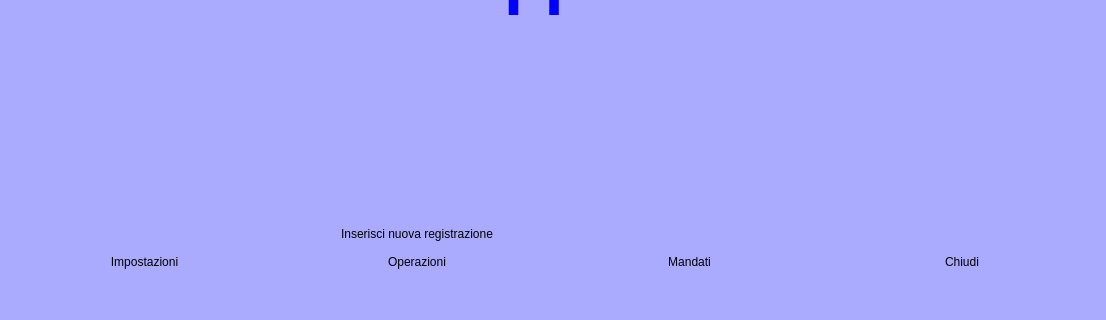
Above: cmainwindow.ui from fblabs/cimiapp2 before the change; both pictures show x 0 to 1106 and y 280 to 600 of the 1106 by 600 pixel window. Below: the same form after it.
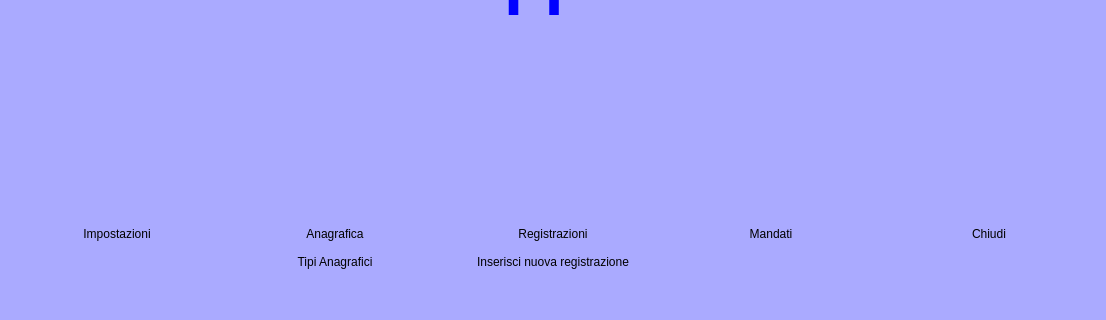
That is the form after the change. Icons and pictures are not drawn.

Commit message: 2.0.0.5 added tipi anagrafici form

```diff
--- a/cmainwindow.ui
+++ b/cmainwindow.ui
@@ -447,8 +447,8 @@
         </property>
         <property name="iconSize">
          <size>
-          <width>32</width>
-          <height>32</height>
+          <width>64</width>
+          <height>64</height>
          </size>
         </property>
         <property name="flat">
@@ -459,7 +459,7 @@
       <item row="1" column="2">
        <widget class="QPushButton" name="pBOperazioni">
         <property name="text">
-         <string>Operazioni</string>
+         <string>Registrazioni</string>
         </property>
         <property name="icon">
          <iconset resource="graphics.qrc">
@@ -467,8 +467,8 @@
         </property>
         <property name="iconSize">
          <size>
-          <width>32</width>
-          <height>32</height>
+          <width>64</width>
+          <height>64</height>
          </size>
         </property>
         <property name="flat">
@@ -487,8 +487,8 @@
         </property>
         <property name="iconSize">
          <size>
-          <width>32</width>
-          <height>32</height>
+          <width>64</width>
+          <height>64</height>
          </size>
         </property>
         <property name="flat">
@@ -507,8 +507,8 @@
         </property>
         <property name="iconSize">
          <size>
-          <width>32</width>
-          <height>32</height>
+          <width>64</width>
+          <height>64</height>
          </size>
         </property>
         <property name="flat">
@@ -516,7 +516,7 @@
         </property>
        </widget>
       </item>
-      <item row="0" column="2">
+      <item row="2" column="2">
        <widget class="QPushButton" name="pushButton_4">
         <property name="text">
          <string>Inserisci nuova registrazione</string>
@@ -527,8 +527,48 @@
         </property>
         <property name="iconSize">
          <size>
-          <width>32</width>
-          <height>32</height>
+          <width>64</width>
+          <height>64</height>
+         </size>
+        </property>
+        <property name="flat">
+         <bool>true</bool>
+        </property>
+       </widget>
+      </item>
+      <item row="1" column="1">
+       <widget class="QPushButton" name="pbConti">
+        <property name="text">
+         <string>Anagrafica</string>
+        </property>
+        <property name="icon">
+         <iconset resource="graphics.qrc">
+          <normaloff>:/Resources/user-group-icon.png</normaloff>:/Resources/user-group-icon.png</iconset>
+        </property>
+        <property name="iconSize">
+         <size>
+          <width>64</width>
+          <height>64</height>
+         </size>
+        </property>
+        <property name="flat">
+         <bool>true</bool>
+        </property>
+       </widget>
+      </item>
+      <item row="2" column="1">
+       <widget class="QPushButton" name="pushButton_5">
+        <property name="text">
+         <string>Tipi Anagrafici</string>
+        </property>
+        <property name="icon">
+         <iconset resource="graphics.qrc">
+          <normaloff>:/Resources/ManageUsers.png</normaloff>:/Resources/ManageUsers.png</iconset>
+        </property>
+        <property name="iconSize">
+         <size>
+          <width>64</width>
+          <height>64</height>
          </size>
         </property>
         <property name="flat">
```
Left out of the diff: 8 changed lines with no effect on the pictures. The commit also changes 100 other files.
